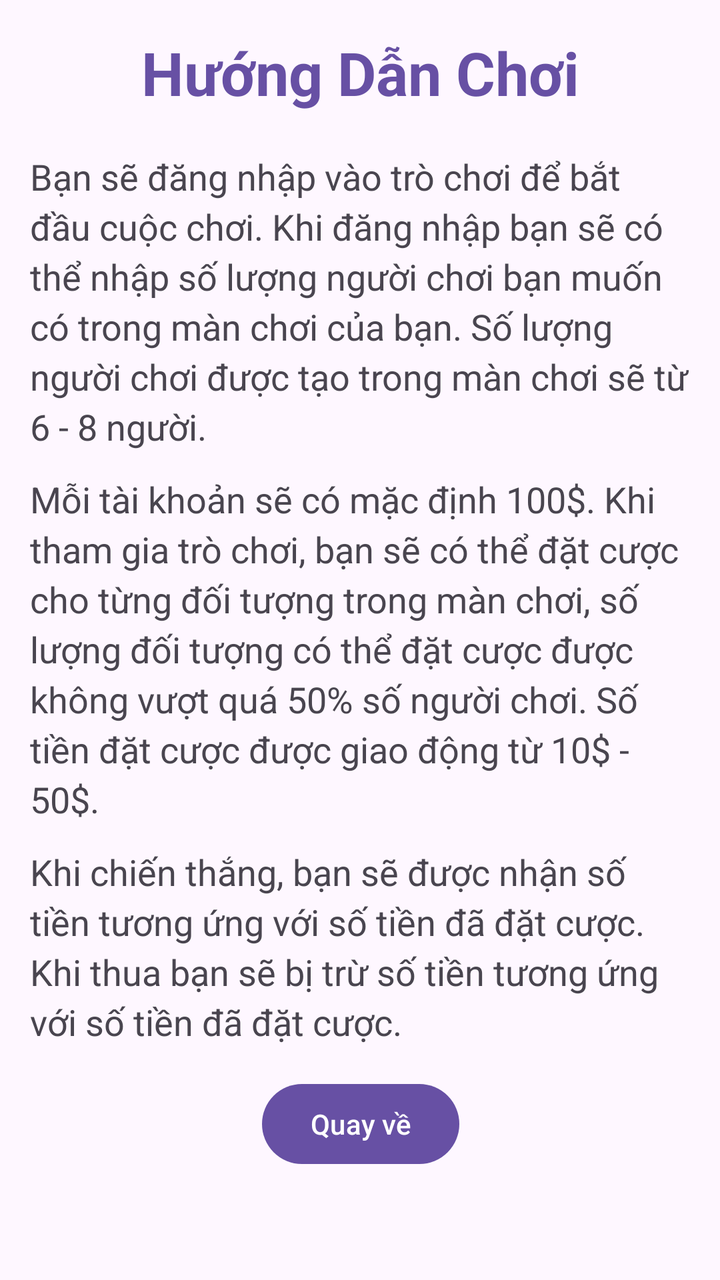
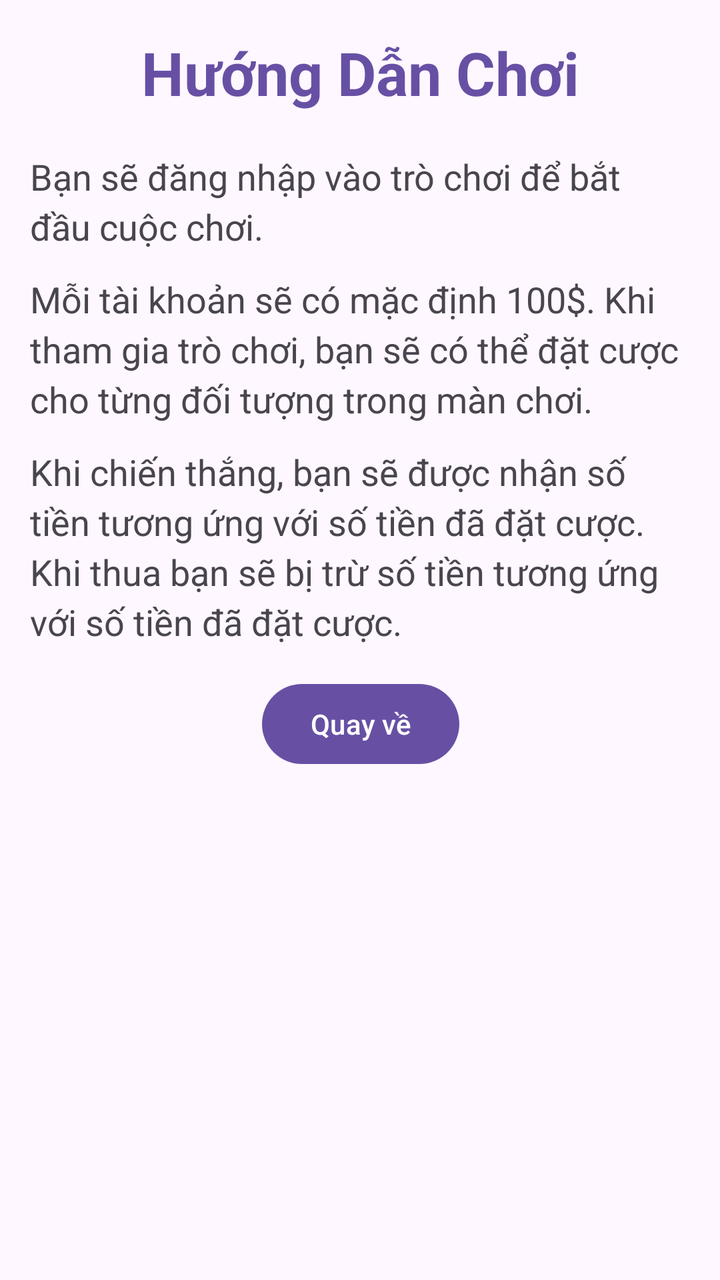

Screens rendered from an Android XML layout before and after an edit, with the pre-edit source and the edit as a unified diff.
<!-- AndroidManifest.xml: application theme Theme.PRM_Mini_Project -->
<!-- res/layout/activity_how_to_play.xml -->
<?xml version="1.0" encoding="utf-8"?>
<androidx.constraintlayout.widget.ConstraintLayout xmlns:android="http://schemas.android.com/apk/res/android"
    xmlns:app="http://schemas.android.com/apk/res-auto"
    xmlns:tools="http://schemas.android.com/tools"
    android:id="@+id/main"
    android:layout_width="match_parent"
    android:layout_height="match_parent"
    tools:context=".HowToPlayActivity">

    <ScrollView
        android:layout_width="match_parent"
        android:layout_height="match_parent">

        <androidx.constraintlayout.widget.ConstraintLayout
            android:layout_width="match_parent"
            android:layout_height="wrap_content">

            <Button
                android:id="@+id/backButton"
                android:layout_width="wrap_content"
                android:layout_height="wrap_content"
                android:layout_marginTop="@dimen/activity_vertical_margin"
                android:text="Quay về"
                app:layout_constraintEnd_toEndOf="parent"
                app:layout_constraintHorizontal_bias="0.501"
                app:layout_constraintStart_toStartOf="parent"
                app:layout_constraintTop_toBottomOf="@id/rule3" />

            <TextView
                android:id="@+id/title"
                android:layout_width="wrap_content"
                android:layout_height="wrap_content"
                android:layout_marginTop="16dp"
                android:text="Hướng Dẫn Chơi"
                android:textColor="#6750A4"
                android:textSize="30sp"
                android:textStyle="bold"
                app:layout_constraintEnd_toEndOf="parent"
                app:layout_constraintHorizontal_bias="0.502"
                app:layout_constraintStart_toStartOf="parent"
                app:layout_constraintTop_toTopOf="parent" />

            <TextView
                android:id="@+id/rule1"
                android:layout_width="330dp"
                android:layout_height="wrap_content"
                android:layout_marginTop="76dp"
                android:lineSpacingExtra="4sp"
                android:text="Bạn sẽ đăng nhập vào trò chơi để bắt đầu cuộc chơi. Khi đăng nhập bạn sẽ có thể nhập số lượng người chơi bạn muốn có trong màn chơi của bạn. Số lượng người chơi được tạo trong màn chơi sẽ từ 6 - 8 người. "
                android:textSize="@dimen/font_size"
                app:layout_constraintEnd_toEndOf="parent"
                app:layout_constraintStart_toStartOf="parent"
                app:layout_constraintTop_toTopOf="parent" />

            <TextView
                android:id="@+id/rule2"
                android:layout_width="330dp"
                android:layout_height="wrap_content"
                android:layout_marginTop="12dp"
                android:lineSpacingExtra="4sp"
                android:text="Mỗi tài khoản sẽ có mặc định 100$. Khi tham gia trò chơi, bạn sẽ có thể đặt cược cho từng đối tượng trong màn chơi, số lượng đối tượng có thể đặt cược được không vượt quá 50% số người chơi. Số tiền đặt cược được giao động từ 10$ - 50$."
                android:textSize="@dimen/font_size"
                app:layout_constraintEnd_toEndOf="parent"
                app:layout_constraintStart_toStartOf="parent"
                app:layout_constraintTop_toBottomOf="@+id/rule1" />

            <TextView
                android:id="@+id/rule3"
                android:layout_width="330dp"
                android:layout_height="wrap_content"
                android:layout_marginTop="12dp"
                android:lineSpacingExtra="4sp"
                android:text="Khi chiến thắng, bạn sẽ được nhận số tiền tương ứng với số tiền đã đặt cược. Khi thua bạn sẽ bị trừ số tiền tương ứng với số tiền đã đặt cược."
                android:textSize="@dimen/font_size"
                app:layout_constraintEnd_toEndOf="parent"
                app:layout_constraintStart_toStartOf="parent"
                app:layout_constraintTop_toBottomOf="@+id/rule2" />

        </androidx.constraintlayout.widget.ConstraintLayout>
    </ScrollView>

</androidx.constraintlayout.widget.ConstraintLayout>
<!-- resources referenced by this layout -->
<resources>
  <dimen name="activity_vertical_margin">15dp</dimen>
  <dimen name="font_size">18sp</dimen>
  <style name="Theme.PRM_Mini_Project" parent="Base.Theme.PRM_Mini_Project" />
  <style name="Base.Theme.PRM_Mini_Project" parent="Theme.Material3.DayNight.NoActionBar">
          
          
      </style>
</resources>

<!-- the commit's change to res/layout/activity_how_to_play.xml (unified diff, before → after) -->
@@ -46,7 +46,7 @@
                 android:layout_height="wrap_content"
                 android:layout_marginTop="76dp"
                 android:lineSpacingExtra="4sp"
-                android:text="Bạn sẽ đăng nhập vào trò chơi để bắt đầu cuộc chơi. Khi đăng nhập bạn sẽ có thể nhập số lượng người chơi bạn muốn có trong màn chơi của bạn. Số lượng người chơi được tạo trong màn chơi sẽ từ 6 - 8 người. "
+                android:text="Bạn sẽ đăng nhập vào trò chơi để bắt đầu cuộc chơi."
                 android:textSize="@dimen/font_size"
                 app:layout_constraintEnd_toEndOf="parent"
                 app:layout_constraintStart_toStartOf="parent"
@@ -58,7 +58,7 @@
                 android:layout_height="wrap_content"
                 android:layout_marginTop="12dp"
                 android:lineSpacingExtra="4sp"
-                android:text="Mỗi tài khoản sẽ có mặc định 100$. Khi tham gia trò chơi, bạn sẽ có thể đặt cược cho từng đối tượng trong màn chơi, số lượng đối tượng có thể đặt cược được không vượt quá 50% số người chơi. Số tiền đặt cược được giao động từ 10$ - 50$."
+                android:text="Mỗi tài khoản sẽ có mặc định 100$. Khi tham gia trò chơi, bạn sẽ có thể đặt cược cho từng đối tượng trong màn chơi. "
                 android:textSize="@dimen/font_size"
                 app:layout_constraintEnd_toEndOf="parent"
                 app:layout_constraintStart_toStartOf="parent"
